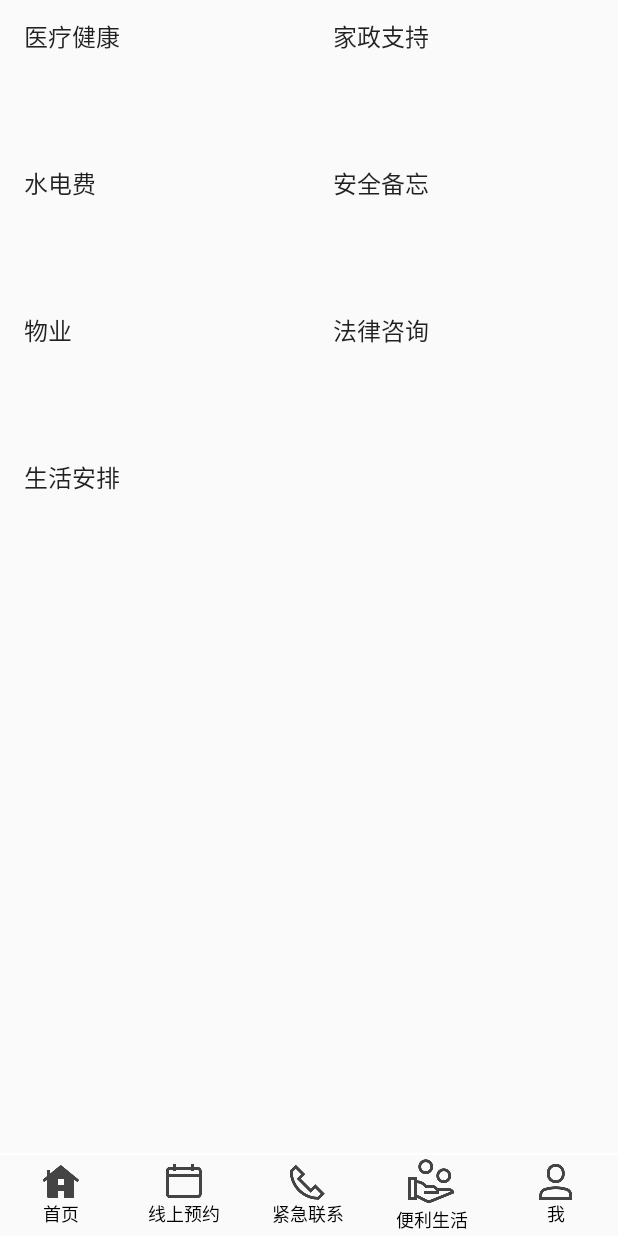
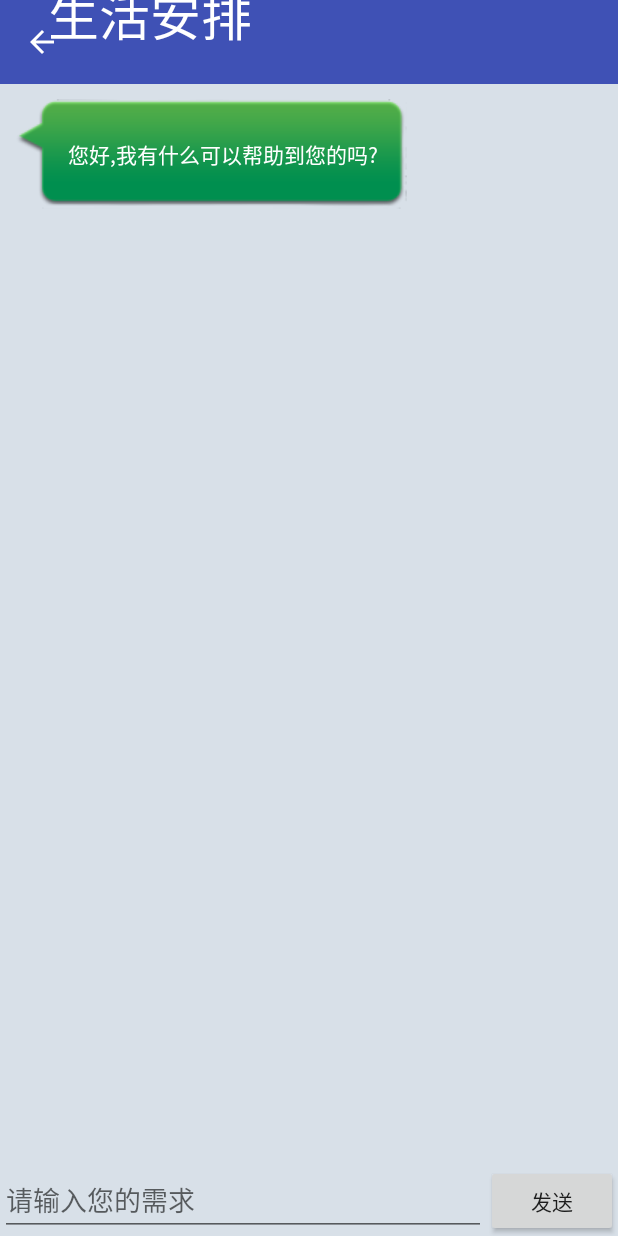
Before and after one commit to Rarchers/-, an Android app: the fragment Convience placed in its activity, after a tap on "生活安排", on a phone screen of 412 x 824 dp. Run offline under Robolectric (Android 15) with nearby library versions, the phone set to English and light mode, and no system bars.

Commit message:
生活安排

```diff
--- a/app/src/main/AndroidManifest.xml
+++ b/app/src/main/AndroidManifest.xml
@@ -61,7 +61,8 @@
             android:name=".Acticitys.Details"
             android:label="@string/title_activity_details"
             android:theme="@style/AppTheme" />
-        <activity android:name=".Acticitys.List_Been"></activity>
+        <activity android:name=".Acticitys.List_Been" />
+        <activity android:name=".Acticitys.LifeArrange"></activity>
     </application>
 
 </manifest>
--- /dev/null
+++ b/app/src/main/java/com/rarcher/Acticitys/LifeArrange.java
@@ -0,0 +1,98 @@
+package com.rarcher.Acticitys;
+
+import android.content.Intent;
+import android.support.design.widget.CollapsingToolbarLayout;
+import android.support.v7.app.ActionBar;
+import android.support.v7.app.AppCompatActivity;
+import android.os.Bundle;
+import android.support.v7.widget.LinearLayoutManager;
+import android.support.v7.widget.RecyclerView;
+import android.support.v7.widget.Toolbar;
+import android.view.MenuItem;
+import android.view.View;
+import android.widget.Button;
+import android.widget.EditText;
+
+import com.rarcher.Adapter.Msg;
+import com.rarcher.Adapter.MsgAdapter;
+import com.rarcher.R;
+
+import java.util.ArrayList;
+import java.util.List;
+
+public class LifeArrange extends AppCompatActivity {
+
+
+    private List<Msg> msgList = new ArrayList<Msg>();
+
+    private EditText inputText;
+
+    private Button send;
+
+    private RecyclerView msgRecyclerView;
+
+    private MsgAdapter adapter;
+
+    @Override
+    protected void onCreate(Bundle savedInstanceState) {
+        super.onCreate(savedInstanceState);
+        setContentView(R.layout.activity_life_arrange);
+        Toolbar toolbar = (Toolbar) findViewById(R.id.toolbar);
+        CollapsingToolbarLayout collapsingToolbar = (CollapsingToolbarLayout) findViewById(R.id.collapsing_toolbar);
+        setSupportActionBar(toolbar);
+        ActionBar actionBar = getSupportActionBar();
+        if (actionBar != null) {
+            actionBar.setDisplayHomeAsUpEnabled(true);
+        }
+        collapsingToolbar.setTitle("生活安排");
+
+        initMsgs(); // 初始化消息数据
+        inputText = (EditText) findViewById(R.id.input_text);
+        send = (Button) findViewById(R.id.send);
+        msgRecyclerView = (RecyclerView) findViewById(R.id.msg_recycler_view);
+        LinearLayoutManager layoutManager = new LinearLayoutManager(this);
+        msgRecyclerView.setLayoutManager(layoutManager);
+        adapter = new MsgAdapter(msgList);
+        msgRecyclerView.setAdapter(adapter);
+        send.setOnClickListener(new View.OnClickListener() {
+            @Override
+            public void onClick(View v) {
+                String content = inputText.getText().toString();
+                if (!"".equals(content)) {
+                    Msg msg = new Msg(content, Msg.TYPE_SENT);
+                    msgList.add(msg);
+                    adapter.notifyItemInserted(msgList.size() - 1); // 当有新消息时，刷新ListView中的显示
+                    msgRecyclerView.scrollToPosition(msgList.size() - 1); // 将ListView定位到最后一行
+                    inputText.setText(""); // 清空输入框中的内容
+                    Msg recive = new Msg("好的,我们的社工已经收到您的消息,我们将在24小时内联系您!", Msg.TYPE_RECEIVED);
+                    msgList.add(recive);
+                    adapter.notifyItemInserted(msgList.size() - 1); // 当有新消息时，刷新ListView中的显示
+                    msgRecyclerView.scrollToPosition(msgList.size() - 1); // 将ListView定位到最后一行
+                    inputText.setText(""); // 清空输入框中的内容
+
+
+                }
+            }
+        });
+
+
+    }
+
+
+    private void initMsgs() {
+        Msg msg1 = new Msg("您好,我有什么可以帮助到您的吗?", Msg.TYPE_RECEIVED);
+        msgList.add(msg1);
+
+    }
+
+    @Override
+    public boolean onOptionsItemSelected(MenuItem item) {
+        switch (item.getItemId()) {
+            //重写ToolBar返回按钮的行为，防止重新打开父Activity重走生命周期方法
+            case android.R.id.home:
+                finish();
+                return true;
+        }
+        return super.onOptionsItemSelected(item);
+    }
+}
--- /dev/null
+++ b/app/src/main/java/com/rarcher/Adapter/Msg.java
@@ -0,0 +1,26 @@
+package com.rarcher.Adapter;
+
+public class Msg {
+
+    public static final int TYPE_RECEIVED = 0;
+
+    public static final int TYPE_SENT = 1;
+
+    private String content;
+
+    private int type;
+
+    public Msg(String content, int type) {
+        this.content = content;
+        this.type = type;
+    }
+
+    public String getContent() {
+        return content;
+    }
+
+    public int getType() {
+        return type;
+    }
+
+}
--- /dev/null
+++ b/app/src/main/java/com/rarcher/Adapter/MsgAdapter.java
@@ -0,0 +1,68 @@
+package com.rarcher.Adapter;
+
+import android.support.v7.widget.RecyclerView;
+import android.view.LayoutInflater;
+import android.view.View;
+import android.view.ViewGroup;
+import android.widget.LinearLayout;
+import android.widget.TextView;
+
+import com.rarcher.R;
+
+import java.util.List;
+
+public class MsgAdapter extends RecyclerView.Adapter<MsgAdapter.ViewHolder> {
+
+    private List<Msg> mMsgList;
+
+    static class ViewHolder extends RecyclerView.ViewHolder {
+
+        LinearLayout leftLayout;
+
+        LinearLayout rightLayout;
+
+        TextView leftMsg;
+
+        TextView rightMsg;
+
+        public ViewHolder(View view) {
+            super(view);
+            leftLayout = (LinearLayout) view.findViewById(R.id.left_layout);
+            rightLayout = (LinearLayout) view.findViewById(R.id.right_layout);
+            leftMsg = (TextView) view.findViewById(R.id.left_msg);
+            rightMsg = (TextView) view.findViewById(R.id.right_msg);
+        }
+    }
+
+    public MsgAdapter(List<Msg> msgList) {
+        mMsgList = msgList;
+    }
+
+    @Override
+    public ViewHolder onCreateViewHolder(ViewGroup parent, int viewType) {
+        View view = LayoutInflater.from(parent.getContext()).inflate(R.layout.msg_item, parent, false);
+        return new ViewHolder(view);
+    }
+
+    @Override
+    public void onBindViewHolder(ViewHolder holder, int position) {
+        Msg msg = mMsgList.get(position);
+        if (msg.getType() == Msg.TYPE_RECEIVED) {
+            // 如果是收到的消息，则显示左边的消息布局，将右边的消息布局隐藏
+            holder.leftLayout.setVisibility(View.VISIBLE);
+            holder.rightLayout.setVisibility(View.GONE);
+            holder.leftMsg.setText(msg.getContent());
+        } else if(msg.getType() == Msg.TYPE_SENT) {
+            // 如果是发出的消息，则显示右边的消息布局，将左边的消息布局隐藏
+            holder.rightLayout.setVisibility(View.VISIBLE);
+            holder.leftLayout.setVisibility(View.GONE);
+            holder.rightMsg.setText(msg.getContent());
+        }
+    }
+
+    @Override
+    public int getItemCount() {
+        return mMsgList.size();
+    }
+
+}
--- a/app/src/main/java/com/rarcher/Fragments/Convience.java
+++ b/app/src/main/java/com/rarcher/Fragments/Convience.java
@@ -21,6 +21,7 @@ import android.widget.SimpleAdapter;
 import android.widget.Toast;
 
 import com.rarcher.Acticitys.FigureSafe;
+import com.rarcher.Acticitys.LifeArrange;
 import com.rarcher.Acticitys.List_Been;
 import com.rarcher.DataBase.LocalDB;
 import com.rarcher.DataBase.Nowusers;
@@ -103,6 +104,10 @@ public class Convience extends Fragment {
                         intent4.putExtra(List_Been.HOSPITAL,List_Been.HOUSEKEPPING);
                         startActivity(intent4);
                         break;
+                    case 6:
+                        Intent intent2 = new Intent(getActivity(), LifeArrange.class);
+                        startActivity(intent2);
+                        break;
                     case 5:
                         AlertDialog.Builder builder = new AlertDialog.Builder(getContext());
                         builder.setTitle("法律援助");
--- /dev/null
+++ b/app/src/main/res/layout/activity_life_arrange.xml
@@ -0,0 +1,60 @@
+<?xml version="1.0" encoding="utf-8"?>
+<LinearLayout xmlns:android="http://schemas.android.com/apk/res/android"
+    xmlns:app="http://schemas.android.com/apk/res-auto"
+    android:orientation="vertical"
+    android:layout_width="match_parent"
+    android:layout_height="match_parent"
+    android:background="#d8e0e8">
+
+    <android.support.design.widget.AppBarLayout
+        android:id="@+id/app_bar"
+        android:layout_width="match_parent"
+        android:layout_height="wrap_content"
+        android:fitsSystemWindows="true"
+        android:theme="@style/AppTheme.AppBarOverlay">
+
+        <android.support.design.widget.CollapsingToolbarLayout
+            android:id="@+id/collapsing_toolbar"
+            android:layout_width="match_parent"
+            android:layout_height="match_parent"
+            android:fitsSystemWindows="true"
+            app:contentScrim="?attr/colorPrimary"
+            app:layout_scrollFlags="scroll|exitUntilCollapsed"
+            app:toolbarId="@+id/toolbar">
+
+            <android.support.v7.widget.Toolbar
+                android:id="@+id/toolbar"
+                android:layout_width="match_parent"
+                android:layout_height="?attr/actionBarSize"
+                app:layout_collapseMode="pin"
+                app:popupTheme="@style/AppTheme.PopupOverlay" />
+
+        </android.support.design.widget.CollapsingToolbarLayout>
+    </android.support.design.widget.AppBarLayout>
+    <android.support.v7.widget.RecyclerView
+        android:id="@+id/msg_recycler_view"
+        android:layout_width="match_parent"
+        android:layout_height="0dp"
+        android:layout_weight="1" />
+
+    <LinearLayout
+        android:layout_width="match_parent"
+        android:layout_height="wrap_content" >
+
+        <EditText
+            android:id="@+id/input_text"
+            android:layout_width="0dp"
+            android:layout_height="wrap_content"
+            android:layout_weight="1"
+            android:hint="请输入您的需求"
+            android:maxLines="2" />
+
+        <Button
+            android:id="@+id/send"
+            android:layout_width="wrap_content"
+            android:layout_height="wrap_content"
+            android:text="发送" />
+
+    </LinearLayout>
+
+</LinearLayout>
--- a/app/src/main/res/layout/activity_main.xml
+++ b/app/src/main/res/layout/activity_main.xml
@@ -61,9 +61,10 @@
                     android:id="@+id/iv_i_online"
                     android:layout_width="wrap_content"
                     android:layout_height="wrap_content"
+                    android:layout_alignParentTop="true"
                     android:layout_centerHorizontal="true"
-                    android:src="@mipmap/calendar_2_outline_24"
-                    android:contentDescription="@null" />
+                    android:contentDescription="@null"
+                    android:src="@mipmap/calendar_2_outline_24" />
 
                 <TextView
                     android:id="@+id/tv_i_online"
--- /dev/null
+++ b/app/src/main/res/layout/msg_item.xml
@@ -0,0 +1,41 @@
+<?xml version="1.0" encoding="utf-8"?>
+<LinearLayout xmlns:android="http://schemas.android.com/apk/res/android"
+    android:orientation="vertical"
+    android:layout_width="match_parent"
+    android:layout_height="wrap_content"
+    android:padding="10dp" >
+
+    <LinearLayout
+        android:id="@+id/left_layout"
+        android:layout_width="wrap_content"
+        android:layout_height="wrap_content"
+        android:layout_gravity="left"
+        android:background="@drawable/message_left" >
+
+        <TextView
+            android:id="@+id/left_msg"
+            android:layout_width="wrap_content"
+            android:layout_height="wrap_content"
+            android:layout_gravity="center"
+            android:layout_margin="10dp"
+            android:textColor="#fff" />
+
+    </LinearLayout>
+
+    <LinearLayout
+        android:id="@+id/right_layout"
+        android:layout_width="wrap_content"
+        android:layout_height="wrap_content"
+        android:layout_gravity="right"
+        android:background="@drawable/message_right" >
+
+        <TextView
+            android:id="@+id/right_msg"
+            android:layout_width="wrap_content"
+            android:layout_height="wrap_content"
+            android:layout_gravity="center"
+            android:layout_margin="10dp" />
+
+    </LinearLayout>
+
+</LinearLayout>
```
Also changed, not shown: app/src/main/res/drawable-v24/message_left.9.png (added), app/src/main/res/drawable-v24/message_right.9.png (added).
